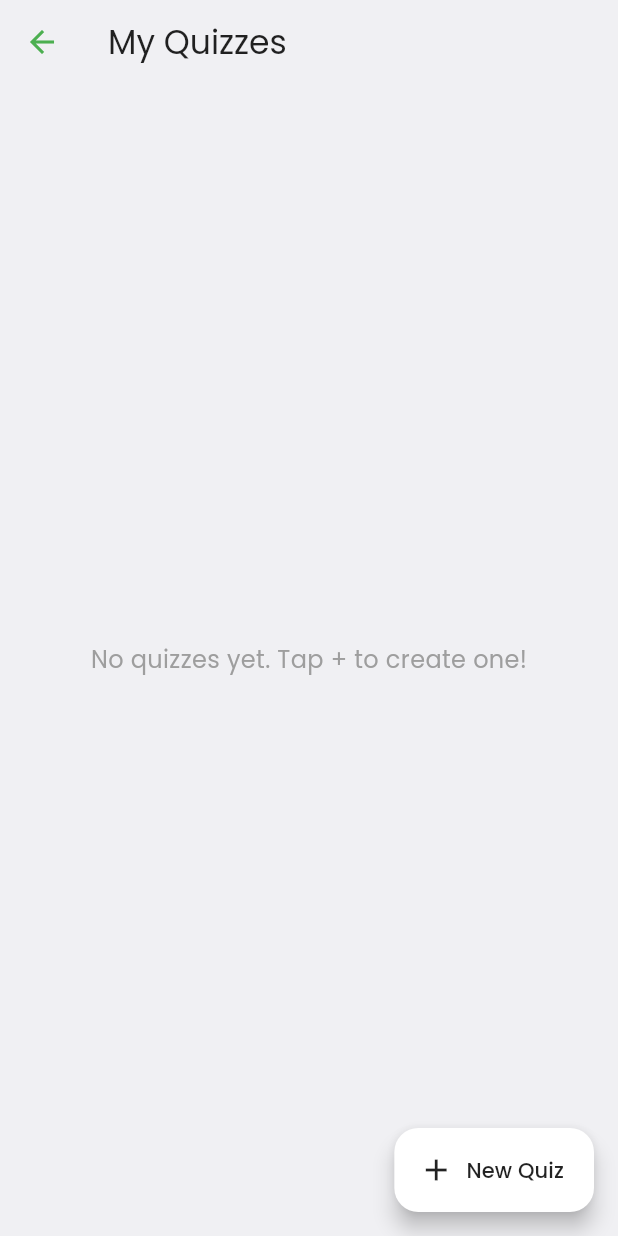
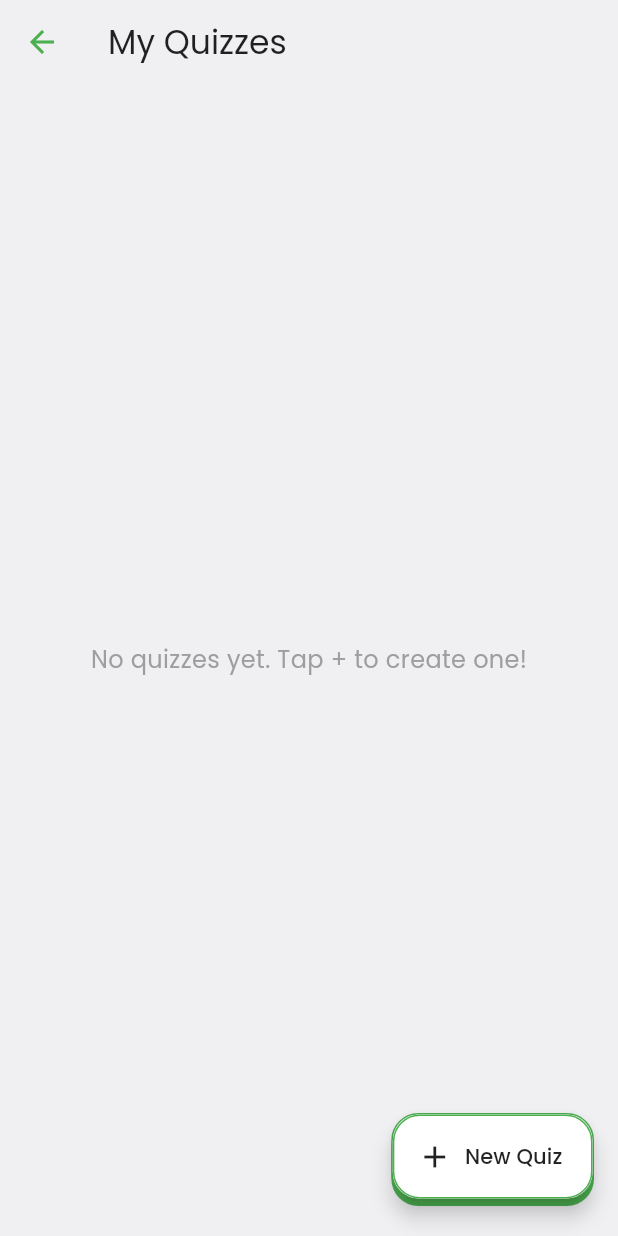
Before and after one commit to JanPhillipThe1st/quan, a Flutter app: the MyQuizzesScreen screen opened directly, on a phone screen of 412 x 824 dp. Run offline on Flutter 3.47's test engine with Material 3 defaults, Android fonts, the light colour scheme and no system bars; our stand-ins replace camera, flutter_tts, google_fonts, shared_preferences, supabase_flutter; accounts and stored records are empty.

Commit message:
Refactors and UI change for quiz questions screen

```diff
--- a/lib/screens/my_quizzes_screen.dart
+++ b/lib/screens/my_quizzes_screen.dart
@@ -3,7 +3,6 @@ import 'package:provider/provider.dart';
 import 'package:quan/screens/manage_quiz_questions.dart';
 import '../models/quiz_model.dart';
 import '../providers/quiz_provider.dart';
-import 'quiz_questions_screen.dart'; // Import the new screen
 import 'create_quiz_screen.dart'; // Import the CreateQuizScreen
 
 class MyQuizzesScreen extends StatefulWidget {
@@ -117,10 +116,25 @@ class _MyQuizzesScreenState extends State<MyQuizzesScreen> {
           );
         },
       ),
-      floatingActionButton: FloatingActionButton.extended(
+      floatingActionButton: Container(
+        margin: const EdgeInsets.symmetric(vertical: 8.0),
+        decoration: BoxDecoration(
+          color: backgroundColor,
+          borderRadius: BorderRadius.circular(18),
+          border: Border.all(color: Colors.green, width: 1),
+          boxShadow: [BoxShadow(offset: Offset(0, 4), color: Colors.green)],
+        ),
+        child: FloatingActionButton.extended(
           onPressed: _navigateToCreateQuizScreen,
           icon: const Icon(Icons.add, color: Colors.black87),
-        label: const Text('New Quiz', style: TextStyle(color: Colors.black87)),
+          label: const Text(
+            'New Quiz',
+            style: TextStyle(color: Colors.black87),
+          ),
+          shape: RoundedRectangleBorder(
+            borderRadius: BorderRadius.circular(18),
+            side: BorderSide(color: Colors.green, width: 1),
+          ),
           backgroundColor: const Color.fromARGB(
             255,
             255,
@@ -128,6 +142,7 @@ class _MyQuizzesScreenState extends State<MyQuizzesScreen> {
             255,
           ), // Match icon color
         ),
+      ),
     );
   }
 }
--- a/pubspec.yaml
+++ b/pubspec.yaml
@@ -60,6 +60,7 @@ dev_dependencies:
   uuid: ^4.5.1
   supabase_flutter: ^2.0.0 # Or the latest version
   provider: ^6.0.0 # Or the latest version
+  google_mlkit_text_recognition: ^0.15.0
 
 
 # For information on the generic Dart part of this file, see the
```
Also changed, not shown: lib/screens/manage_quiz_questions.dart (+31 -8 lines), lib/screens/quiz_questions_screen.dart (deleted, +0 -70 lines), pubspec.lock. Lines whose indentation alone changed are shown as unchanged.
